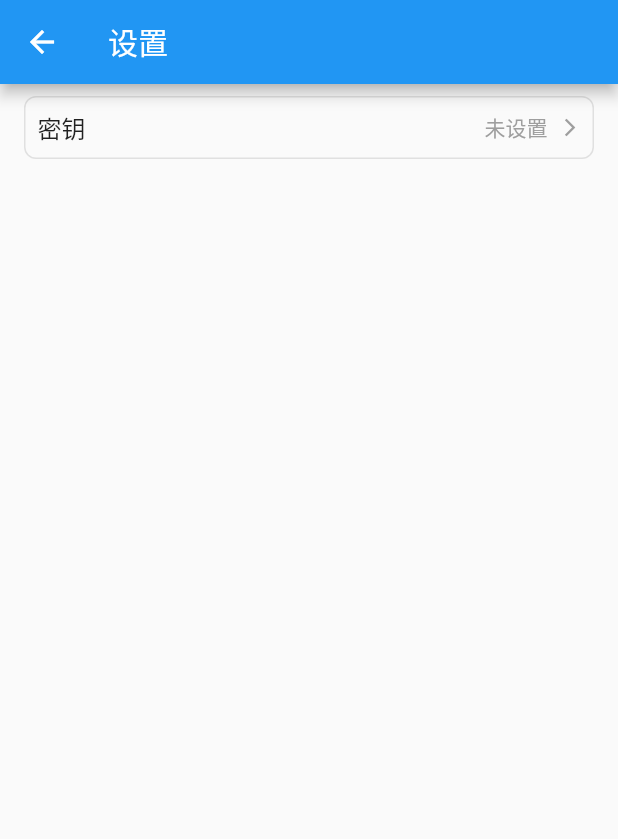
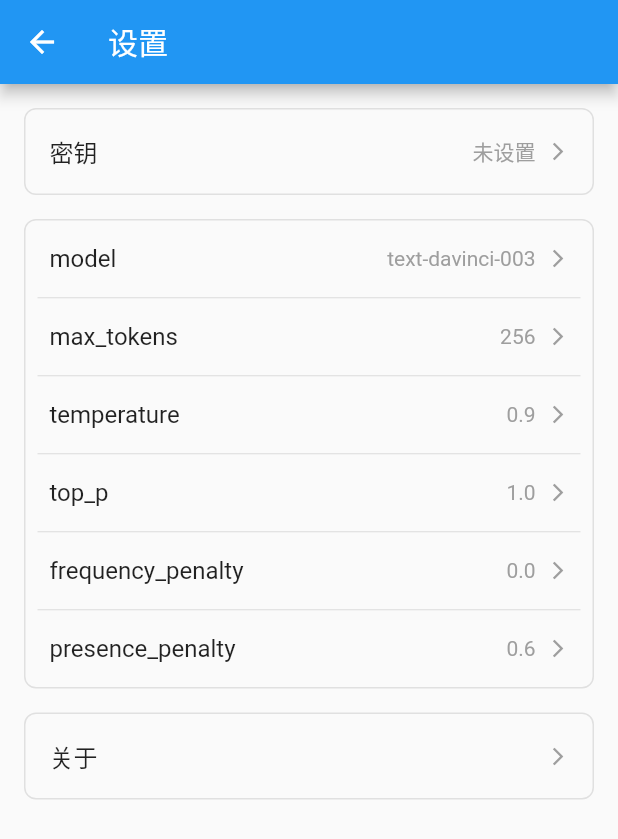
Before and after one commit to zdsub/my_chat, a Flutter app: the SettingPage screen opened directly, on a phone screen of 412 x 824 dp. Shown: the top 839 px of the screen. Run offline on Flutter 3.47's test engine with Material 2 defaults, Android fonts, the phone set to English and light mode, and no system bars; our stand-ins replace dio, shared_preferences; accounts and stored records are empty.

Commit message:
优化代码

```diff
--- /dev/null
+++ b/lib/pages/setting/containers/about_setting_container.dart
@@ -0,0 +1,25 @@
+import 'package:flutter/material.dart';
+import 'package:my_chat/pages/about/about.dart';
+import 'package:my_chat/pages/setting/widgets/setting_container.dart';
+import 'package:my_chat/pages/setting/widgets/setting_item.dart';
+
+/// 关于设置项组件
+class AboutSettingContainer extends StatelessWidget {
+  const AboutSettingContainer({ super.key });
+
+  void onAbout(BuildContext context) {
+    Navigator.push(context, MaterialPageRoute(builder: (context) => const AboutPage()));
+  }
+
+  @override
+  Widget build(BuildContext context) {
+    return SettingContainer(
+      children: [
+        SettingItem(
+          title: "关于",
+          onTap: () => onAbout(context)
+        )
+      ]
+    );
+  }
+}
--- /dev/null
+++ b/lib/pages/setting/containers/completion_setting_container.dart
@@ -0,0 +1,56 @@
+import 'package:flutter/material.dart';
+import 'package:my_chat/pages/setting/widgets/setting_container.dart';
+import 'package:my_chat/pages/setting/widgets/setting_item.dart';
+import 'package:my_chat/settings/settings.dart';
+
+/// Completions配置项组件
+class CompletionSettingContainer extends StatefulWidget {
+  const CompletionSettingContainer({ super.key });
+
+  @override
+  State<StatefulWidget> createState() => _CompletionSettingContainerState();
+}
+
+class _CompletionSettingContainerState extends State<CompletionSettingContainer> {
+  @override
+  Widget build(BuildContext context) {
+    return SettingContainer(
+      children: [
+        SettingItem(
+          title: "model",
+          value: settings.completion.model,
+          onTap: () {}
+        ),
+        SettingItem(
+          title: "max_tokens",
+          value: settings.completion.max_tokens.toString(),
+          onTap: () {}
+        ),
+        SettingItem(
+          title: "temperature",
+          value: settings.completion.temperature.toString(),
+          onTap: () {}
+        ),
+        SettingItem(
+          title: "top_p",
+          value: settings.completion.top_p.toString(),
+          onTap: () {}
+        ),
+        SettingItem(
+          title: "frequency_penalty",
+          value: settings.completion.frequency_penalty.toString(),
+          onTap: () {}
+        ),
+        SettingItem(
+          title: "presence_penalty",
+          value: settings.completion.presence_penalty.toString(),
+          onTap: () {}
+        ),
+        // SettingItem(
+        //   title: "重置配置",
+        //   onTap: () {}
+        // )
+      ]
+    );
+  }
+}
--- /dev/null
+++ b/lib/pages/setting/containers/key_setting_container.dart
@@ -0,0 +1,36 @@
+import 'package:flutter/material.dart';
+
+import '../../../settings/settings.dart';
+import '../../../widgets/set_key_dialog.dart';
+import '../widgets/setting_container.dart';
+import '../widgets/setting_item.dart';
+
+/// 密钥配置项组件
+class KeySettingContainer extends StatefulWidget {
+  const KeySettingContainer({ super.key });
+
+  @override
+  State<StatefulWidget> createState() => _KeySettingContainerState();
+}
+
+class _KeySettingContainerState extends State<KeySettingContainer> {
+  void setKey() async {
+    final result = await SetKeyDialog.show(context);
+    if (result) {
+      setState(() {});
+    }
+  }
+
+  @override
+  Widget build(BuildContext context) {
+    return SettingContainer(
+      children: [
+        SettingItem(
+          title: "密钥",
+          value: settings.key,
+          onTap: setKey
+        )
+      ]
+    );
+  }
+}
--- a/lib/pages/setting/setting.dart
+++ b/lib/pages/setting/setting.dart
@@ -1,9 +1,7 @@
 import 'package:flutter/material.dart';
-import 'package:my_chat/widgets/set_key_dialog.dart';
-import 'package:my_chat/pages/setting/setting_container.dart';
-import 'package:my_chat/pages/setting/setting_item.dart';
-
-import '../../settings/settings.dart';
+import 'package:my_chat/pages/setting/containers/about_setting_container.dart';
+import 'package:my_chat/pages/setting/containers/completion_setting_container.dart';
+import 'package:my_chat/pages/setting/containers/key_setting_container.dart';
 
 /// 设置页面
 class SettingPage extends StatefulWidget {
@@ -14,13 +12,6 @@ class SettingPage extends StatefulWidget {
 }
 
 class _SettingState extends State<SettingPage> {
-  void setKey() async {
-    final result = await SetKeyDialog.show(context);
-    if (result) {
-      setState(() {});
-    }
-  }
-
   @override
   Widget build(BuildContext context) {
     return Scaffold(
@@ -28,16 +19,12 @@ class _SettingState extends State<SettingPage> {
         title: const Text("设置"),
       ),
       body: Container(
-        padding: const EdgeInsets.symmetric(vertical: 8, horizontal: 16),
+        padding: const EdgeInsets.symmetric(horizontal: 16),
         child: Column(
-          children: [
-            SettingContainer(
-              child: SettingItem(
-                title: "密钥",
-                value: settings.key,
-                onTap: setKey
-              )
-            )
+          children: const [
+            KeySettingContainer(),
+            CompletionSettingContainer(),
+            AboutSettingContainer()
           ]
         )
       )
--- a/lib/pages/setting/setting_container.dart
+++ /dev/null
@@ -1,22 +0,0 @@
-import 'package:flutter/material.dart';
-
-/// 设置项容器组件
-class SettingContainer extends StatelessWidget {
-  final Widget child;
-
-  const SettingContainer({ super.key, required this.child });
-
-  @override
-  Widget build(BuildContext context) {
-    return Container(
-      padding: const EdgeInsets.all(8),
-      decoration: BoxDecoration(
-        border: Border.all(
-            color: Colors.grey[300]!
-        ),
-        borderRadius: BorderRadius.circular(8)
-      ),
-      child: child
-    );
-  }
-}
--- /dev/null
+++ b/lib/pages/setting/widgets/setting_container.dart
@@ -0,0 +1,27 @@
+import 'package:flutter/material.dart';
+
+/// 设置项容器组件
+class SettingContainer extends StatelessWidget {
+  final List<Widget> children;
+
+  const SettingContainer({ super.key, required this.children });
+
+  @override
+  Widget build(BuildContext context) {
+    return Container(
+      margin: const EdgeInsets.only(top: 16),
+      decoration: BoxDecoration(
+        border: Border.all(
+            color: Colors.grey[300]!
+        ),
+        borderRadius: BorderRadius.circular(8)
+      ),
+      child: ListView.separated(
+        shrinkWrap: true,
+        itemCount: children.length,
+        itemBuilder: (context, index) => children[index],
+        separatorBuilder: (context, index) => const Divider(height: 1, indent: 8, endIndent: 8)
+      )
+    );
+  }
+}
--- a/lib/pages/setting/setting_item.dart
+++ b/lib/pages/setting/widgets/setting_item.dart
@@ -3,16 +3,17 @@ import 'package:flutter/material.dart';
 /// 设置项组件
 class SettingItem extends StatelessWidget {
   final String title;
-  final String value;
+  final String? value;
   final void Function() onTap;
 
-  const SettingItem({ super.key, required this.title, required this.value, required this.onTap });
+  const SettingItem({ super.key, required this.title, this.value, required this.onTap });
 
   @override
   Widget build(BuildContext context) {
     return GestureDetector(
       onTap: onTap,
       child: Container(
+        margin: const EdgeInsets.all(16),
         color: Colors.transparent,
         child: Row(
           mainAxisAlignment: MainAxisAlignment.spaceBetween,
@@ -23,11 +24,11 @@ class SettingItem extends StatelessWidget {
             ),
             Row(
               children: [
-                Container(
+                if (value != null) Container(
                   margin: const EdgeInsets.only(right: 8),
                   constraints: const BoxConstraints(maxWidth: 150),
                   child: Text(
-                    value.isEmpty ? "未设置" : value,
+                    value!.isEmpty ? "未设置" : value!,
                     style: TextStyle(color: Colors.grey[500], fontSize: 14),
                     maxLines: 1
                   )
--- a/lib/settings/settings.dart
+++ b/lib/settings/settings.dart
@@ -33,6 +33,7 @@ class CompletionSetting {
   double _frequency_penalty = _sharedPreferences.getDouble("completion.frequency_penalty") ?? 0.0;
   double _presence_penalty = _sharedPreferences.getDouble("completion.presence_penalty") ?? 0.6;
   // List<String> _stop = [" Human:", " AI:"];
+  // int _best_of = 1;
 
   String get model => _model;
 
```
